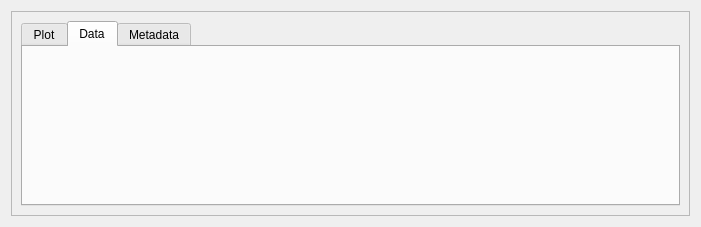
Qt form gemviz23/demo/resources/vizpanel.ui (BCDA-APS/gemviz) before a commit.
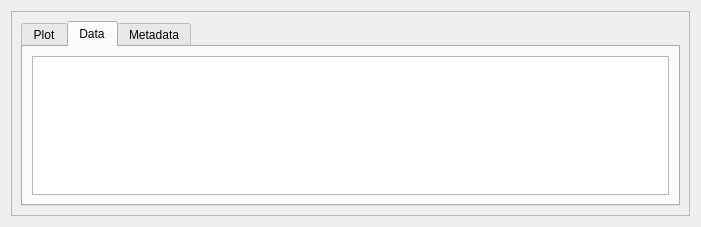
The same form after that commit. The open tabs and pages were chosen to show the change.

Commit message: MNT #78 add Qt widget

Patch:
```diff
--- a/gemviz23/demo/resources/vizpanel.ui
+++ b/gemviz23/demo/resources/vizpanel.ui
@@ -52,6 +52,11 @@
           <attribute name="title">
            <string>Data</string>
           </attribute>
+          <layout class="QVBoxLayout" name="vblayout_4">
+           <item>
+            <widget class="QTextBrowser" name="data"/>
+           </item>
+          </layout>
          </widget>
          <widget class="QWidget" name="metadataPage">
           <attribute name="title">
```
Left out of the diff: 2 changed lines with no effect on the pictures. The commit also changes 1 other file.
